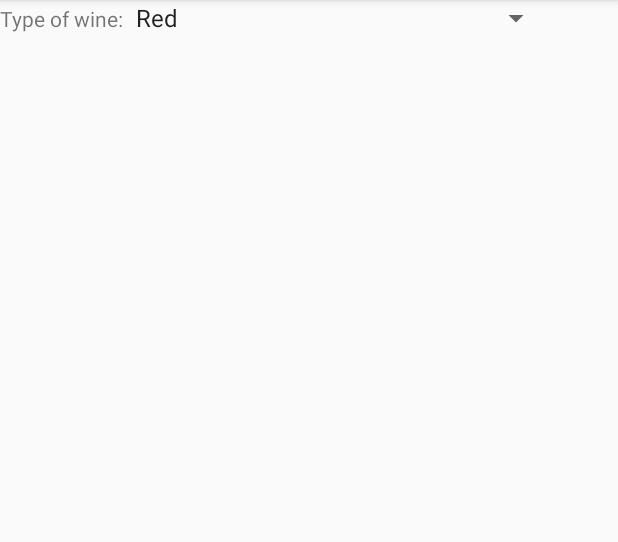
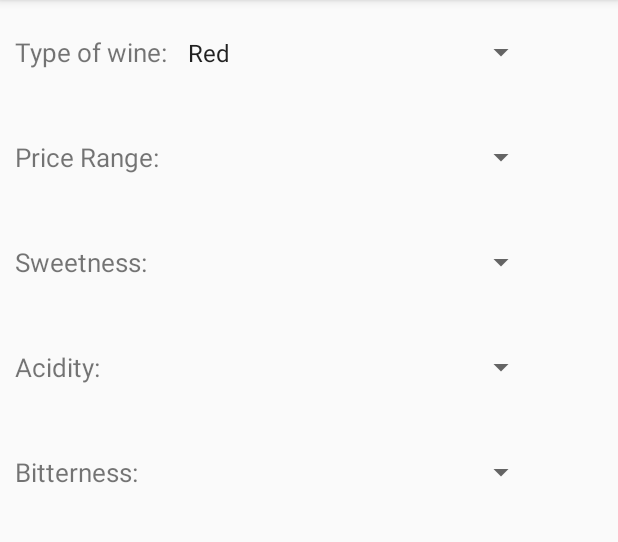
Before and after one commit to dot2/WineTenders, an Android app: the screen it shows after launch (MainActivity), on a phone screen of 412 x 824 dp, the part 84-626 px from its top. Run offline under Robolectric (Android 15) with nearby library versions, the phone set to English and light mode, and no system bars.

Commit message:
Created dropdowns with fake data on mainactivity

```diff
--- a/app/src/main/res/drawable/gradient_background.xml
+++ b/app/src/main/res/drawable/gradient_background.xml
@@ -3,9 +3,9 @@
     <item>
         <shape>
             <gradient
-                android:startColor="@color/application_background"
-                android:endColor="@color/bright_red"
-                android:angle="45"/>
+                android:startColor="@color/startGradient"
+                android:endColor="@color/endGradient"
+                android:angle="-45"/>
         </shape>
     </item>
 </selector>
--- a/app/src/main/res/layout/activity_main.xml
+++ b/app/src/main/res/layout/activity_main.xml
@@ -9,13 +9,15 @@
     <LinearLayout
         android:layout_width="368dp"
         android:layout_height="495dp"
-        android:orientation="vertical"
-        tools:layout_editor_absoluteX="8dp"
-        tools:layout_editor_absoluteY="8dp">
+        android:orientation="vertical">
+
+        //wine type row
 
         <LinearLayout
             android:layout_width="match_parent"
             android:layout_height="wrap_content"
+            android:layout_margin="10dp"
+            android:layout_marginBottom="0dp"
             android:orientation="horizontal">
 
             <TextView
@@ -23,16 +25,117 @@
                 android:layout_width="wrap_content"
                 android:layout_height="wrap_content"
                 android:text="Type of wine:"
+                android:textSize="17dp"
                 tools:layout_editor_absoluteX="80dp"
                 tools:layout_editor_absoluteY="-7dp" />
 
             <Spinner
                 android:id="@+id/spinner"
                 android:layout_width="match_parent"
-                android:layout_height="wrap_content" />
+                android:layout_height="50dp"
+                android:padding="5dp" />
 
         </LinearLayout>
 
+        //price range row
+
+        <LinearLayout
+            android:layout_width="match_parent"
+            android:layout_height="wrap_content"
+            android:layout_margin="10dp"
+            android:gravity="center_vertical"
+            android:orientation="horizontal">
+
+            <TextView
+                android:id="@+id/priceTextView"
+                android:layout_width="wrap_content"
+                android:layout_height="wrap_content"
+                android:text="Price Range:"
+                android:textSize="17dp"
+                tools:layout_editor_absoluteX="80dp"
+                tools:layout_editor_absoluteY="-7dp" />
+
+            <Spinner
+                android:id="@+id/priceSpinner"
+                android:layout_width="match_parent"
+                android:layout_height="50dp" />
+
+        </LinearLayout>
+
+        //sweetness row
+
+        <LinearLayout
+            android:layout_width="match_parent"
+            android:layout_height="wrap_content"
+            android:layout_margin="10dp"
+            android:gravity="center_vertical"
+            android:orientation="horizontal">
+
+            <TextView
+                android:id="@+id/sweetnessTextView"
+                android:layout_width="wrap_content"
+                android:layout_height="wrap_content"
+                android:text="Sweetness:"
+                android:textSize="17dp"
+                tools:layout_editor_absoluteX="80dp"
+                tools:layout_editor_absoluteY="-7dp" />
+
+            <Spinner
+                android:id="@+id/sweetnesSpinner"
+                android:layout_width="match_parent"
+                android:layout_height="50dp" />
+
+        </LinearLayout>
+
+        //acidity row
+
+        <LinearLayout
+            android:layout_width="match_parent"
+            android:layout_height="wrap_content"
+            android:layout_margin="10dp"
+            android:gravity="center_vertical"
+            android:orientation="horizontal">
+
+            <TextView
+                android:id="@+id/acidityTextView"
+                android:layout_width="wrap_content"
+                android:layout_height="wrap_content"
+                android:text="Acidity:"
+                android:textSize="17dp"
+                tools:layout_editor_absoluteX="80dp"
+                tools:layout_editor_absoluteY="-7dp" />
+
+            <Spinner
+                android:id="@+id/aciditySpinner"
+                android:layout_width="match_parent"
+                android:layout_height="50dp" />
+
+        </LinearLayout>
+
+        //bitterness row
+
+        <LinearLayout
+            android:layout_width="match_parent"
+            android:layout_height="wrap_content"
+            android:layout_margin="10dp"
+            android:gravity="center_vertical"
+            android:orientation="horizontal">
+
+            <TextView
+                android:id="@+id/bitternessTextView"
+                android:layout_width="wrap_content"
+                android:layout_height="wrap_content"
+                android:text="Bitterness:"
+                android:textSize="17dp"
+                tools:layout_editor_absoluteX="80dp"
+                tools:layout_editor_absoluteY="-7dp" />
+
+            <Spinner
+                android:id="@+id/bitternessSpinner"
+                android:layout_width="match_parent"
+                android:layout_height="50dp" />
+
+        </LinearLayout>
     </LinearLayout>
 
 </android.support.constraint.ConstraintLayout>
```
